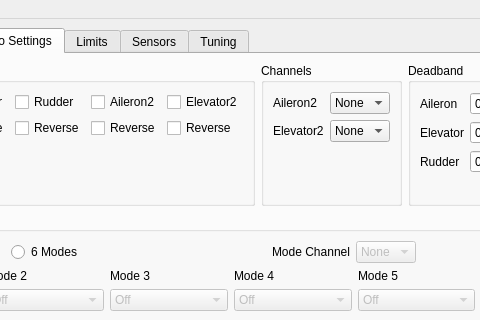
bemcgarvey/RX12G, file software/RX12GConfig/mainwindow.ui: the form before one commit; both pictures show x 169 to 649 and y 0 to 320 of the 800 by 600 pixel window.
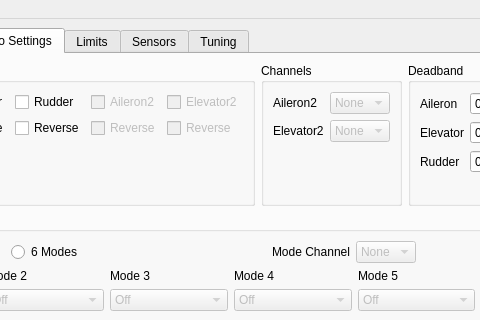
The form after the commit. The open tabs and pages were chosen to show the change. Icons and pictures are not drawn. Custom widgets are drawn as their Qt base class.

Commit message: Added some validity checks and UI improvements

```diff
--- a/software/RX12GConfig/mainwindow.ui
+++ b/software/RX12GConfig/mainwindow.ui
@@ -733,6 +733,9 @@
               <layout class="QVBoxLayout" name="verticalLayout_24">
                <item>
                 <widget class="QCheckBox" name="enableAileron2CheckBox">
+                 <property name="enabled">
+                  <bool>false</bool>
+                 </property>
                  <property name="text">
                   <string>Aileron2</string>
                  </property>
@@ -740,6 +743,9 @@
                </item>
                <item>
                 <widget class="QCheckBox" name="reverseAileron2CheckBox">
+                 <property name="enabled">
+                  <bool>false</bool>
+                 </property>
                  <property name="text">
                   <string>Reverse</string>
                  </property>
@@ -764,6 +770,9 @@
               <layout class="QVBoxLayout" name="verticalLayout_25">
                <item>
                 <widget class="QCheckBox" name="enableElevator2CheckBox">
+                 <property name="enabled">
+                  <bool>false</bool>
+                 </property>
                  <property name="text">
                   <string>Elevator2</string>
                  </property>
@@ -771,6 +780,9 @@
                </item>
                <item>
                 <widget class="QCheckBox" name="reverseElevator2CheckBox">
+                 <property name="enabled">
+                  <bool>false</bool>
+                 </property>
                  <property name="text">
                   <string>Reverse</string>
                  </property>
@@ -824,6 +836,9 @@
                 <layout class="QVBoxLayout" name="verticalLayout_15">
                  <item>
                   <widget class="QComboBox" name="aileron2ChannelComboBox">
+                   <property name="enabled">
+                    <bool>false</bool>
+                   </property>
                    <item>
                     <property name="text">
                      <string>None</string>
@@ -913,6 +928,9 @@
                  </item>
                  <item>
                   <widget class="QComboBox" name="elevator2ChannelComboBox">
+                   <property name="enabled">
+                    <bool>false</bool>
+                   </property>
                    <item>
                     <property name="text">
                      <string>None</string>
```
Left out of the diff: 24 changed lines with no effect on the pictures. The commit also changes 4 other files.
